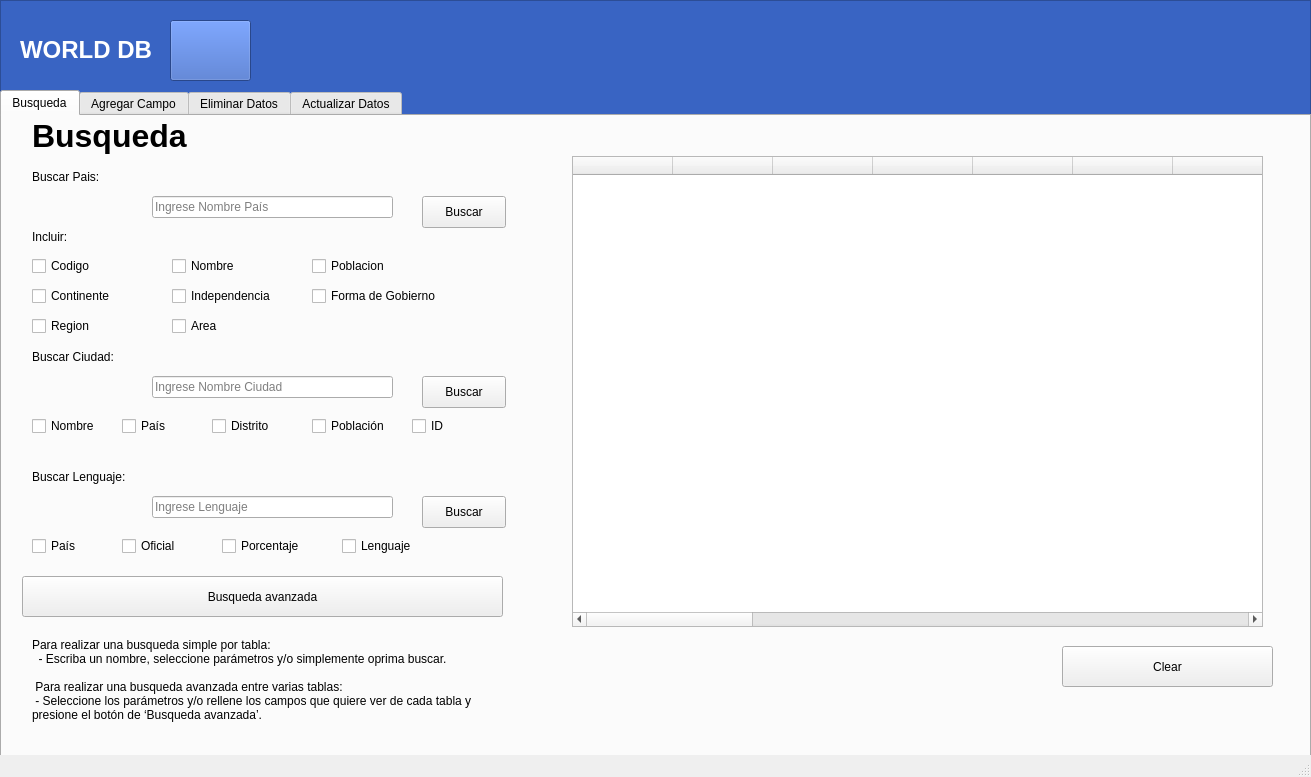
Above: GUI.ui from Luk117/WorldProyect before the change. Below: the same form after it.
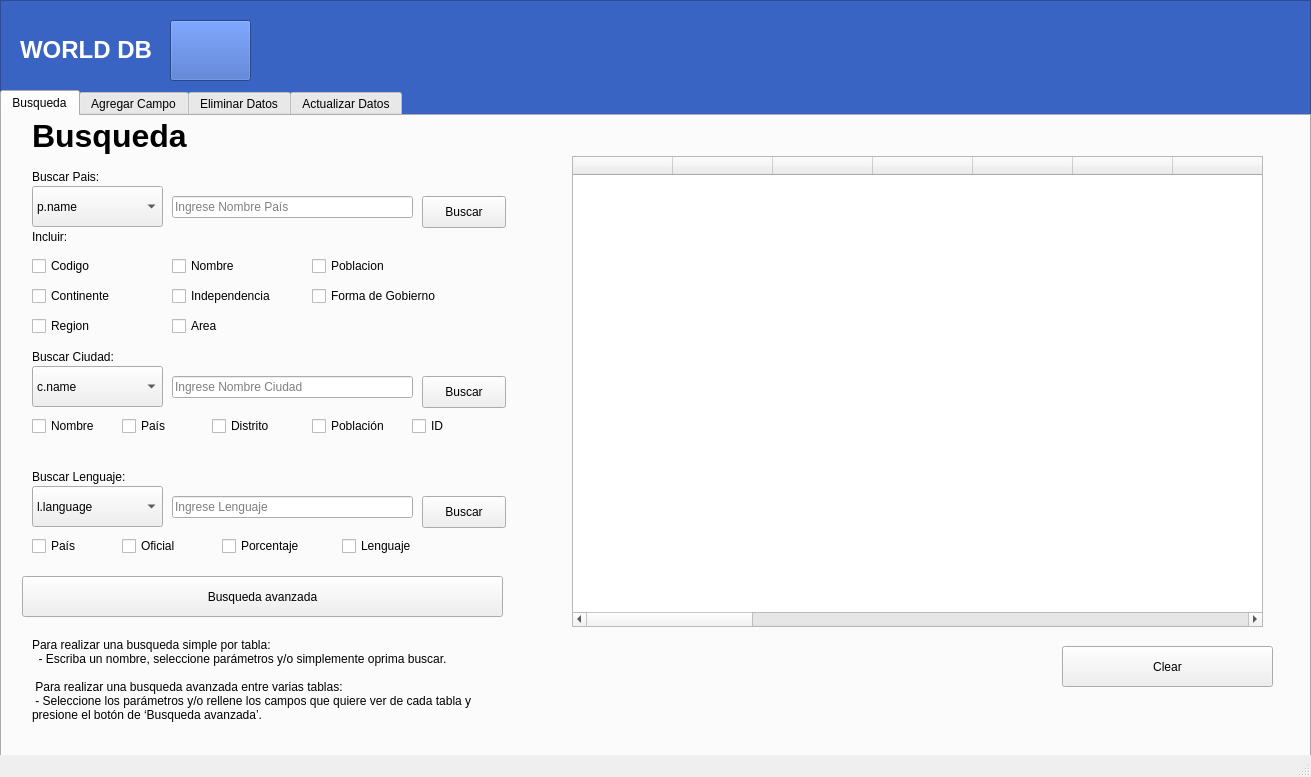
That is the form after the change. The open tabs and pages were chosen to show the change. Icons and pictures are not drawn.

Commit message: Combo boxes added

```diff
--- a/GUI.ui
+++ b/GUI.ui
@@ -83,7 +83,7 @@
      <widget class="QLineEdit" name="codigoPais_A">
       <property name="geometry">
        <rect>
-        <x>150</x>
+        <x>170</x>
         <y>80</y>
         <width>241</width>
         <height>22</height>
@@ -233,7 +233,7 @@
      <widget class="QLineEdit" name="codigoCiudad_A">
       <property name="geometry">
        <rect>
-        <x>150</x>
+        <x>170</x>
         <y>260</y>
         <width>241</width>
         <height>22</height>
@@ -313,7 +313,7 @@
      <widget class="QLineEdit" name="codigoLenguaje_A">
       <property name="geometry">
        <rect>
-        <x>150</x>
+        <x>170</x>
         <y>380</y>
         <width>241</width>
         <height>22</height>
@@ -661,6 +661,104 @@
        <string>Clear</string>
       </property>
      </widget>
+     <widget class="QComboBox" name="comboBox_p">
+      <property name="geometry">
+       <rect>
+        <x>30</x>
+        <y>70</y>
+        <width>131</width>
+        <height>41</height>
+       </rect>
+      </property>
+      <property name="currentText">
+       <string>p.name</string>
+      </property>
+      <item>
+       <property name="text">
+        <string>p.name</string>
+       </property>
+      </item>
+      <item>
+       <property name="text">
+        <string>p.code</string>
+       </property>
+      </item>
+      <item>
+       <property name="text">
+        <string>p.continent</string>
+       </property>
+      </item>
+      <item>
+       <property name="text">
+        <string>p.region</string>
+       </property>
+      </item>
+      <item>
+       <property name="text">
+        <string>p.indepYear</string>
+       </property>
+      </item>
+      <item>
+       <property name="text">
+        <string>p.LocalName</string>
+       </property>
+      </item>
+      <item>
+       <property name="text">
+        <string>p.GovernmentForm</string>
+       </property>
+      </item>
+     </widget>
+     <widget class="QComboBox" name="comboBox_c">
+      <property name="geometry">
+       <rect>
+        <x>30</x>
+        <y>250</y>
+        <width>131</width>
+        <height>41</height>
+       </rect>
+      </property>
+      <item>
+       <property name="text">
+        <string>c.name</string>
+       </property>
+      </item>
+      <item>
+       <property name="text">
+        <string>c.id</string>
+       </property>
+      </item>
+      <item>
+       <property name="text">
+        <string>c.countrycode</string>
+       </property>
+      </item>
+      <item>
+       <property name="text">
+        <string>c.district</string>
+       </property>
+      </item>
+     </widget>
+     <widget class="QComboBox" name="comboBox_l">
+      <property name="geometry">
+       <rect>
+        <x>30</x>
+        <y>370</y>
+        <width>131</width>
+        <height>41</height>
+       </rect>
+      </property>
+      <item>
+       <property name="text">
+        <string>l.language</string>
+       </property>
+      </item>
+      <item>
+       <property name="text">
+        <string>l.countrycode</string>
+       </property>
+      </item>
+     </widget>
     </widget>
     <widget class="QWidget" name="agregarCampo">
      <attribute name="title">
```
Left out of the diff: 2 changed lines with no effect on the pictures. The commit also changes 2 other files.
